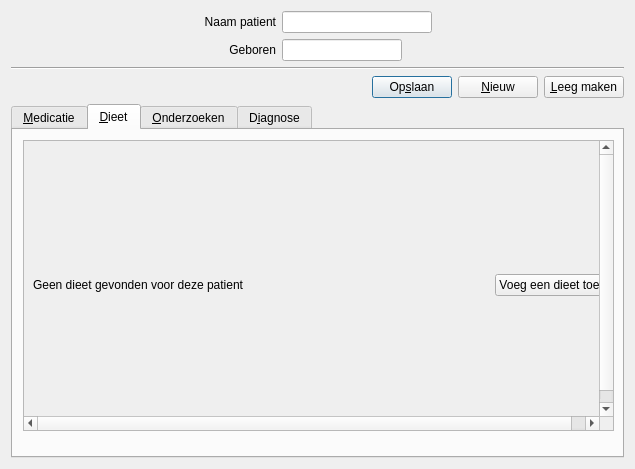
Mholscher/carereport, file src/carereport/views/formhandle.ui: the form before one commit.
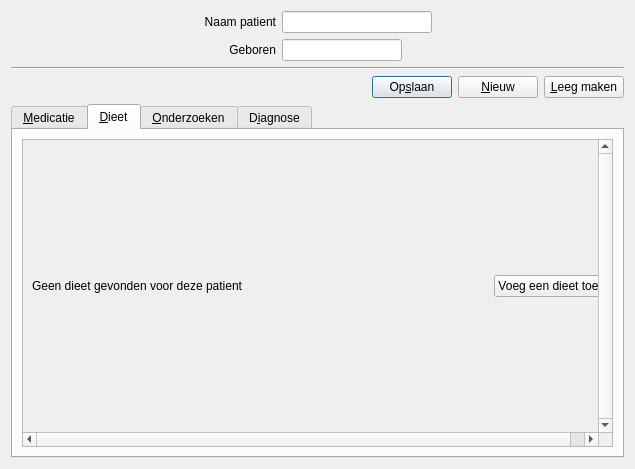
The form after the commit.

What changed in the file:
```diff
--- a/src/carereport/views/formhandle.ui
+++ b/src/carereport/views/formhandle.ui
@@ -248,15 +248,9 @@
       <attribute name="toolTip">
        <string>Dieetregels voor de patient</string>
       </attribute>
+      <layout class="QHBoxLayout" name="horizontalLayout_2">
+       <item>
       <widget class="QScrollArea" name="scrollArea">
-       <property name="geometry">
-        <rect>
-         <x>10</x>
-         <y>10</y>
-         <width>591</width>
-         <height>291</height>
-        </rect>
-       </property>
        <property name="minimumSize">
         <size>
          <width>591</width>
@@ -300,6 +294,9 @@
          </size>
         </property>
         <layout class="QVBoxLayout" name="verticalLayout_2">
+           <property name="spacing">
+            <number>9</number>
+           </property>
          <property name="sizeConstraint">
           <enum>QLayout::SetDefaultConstraint</enum>
          </property>
@@ -336,6 +333,8 @@
         </layout>
        </widget>
       </widget>
+       </item>
+      </layout>
      </widget>
      <widget class="QWidget" name="examinationsTab">
       <attribute name="title">
```
Left out of the diff: 4 changed lines with no effect on the pictures. Lines whose indentation alone changed are shown as unchanged.
